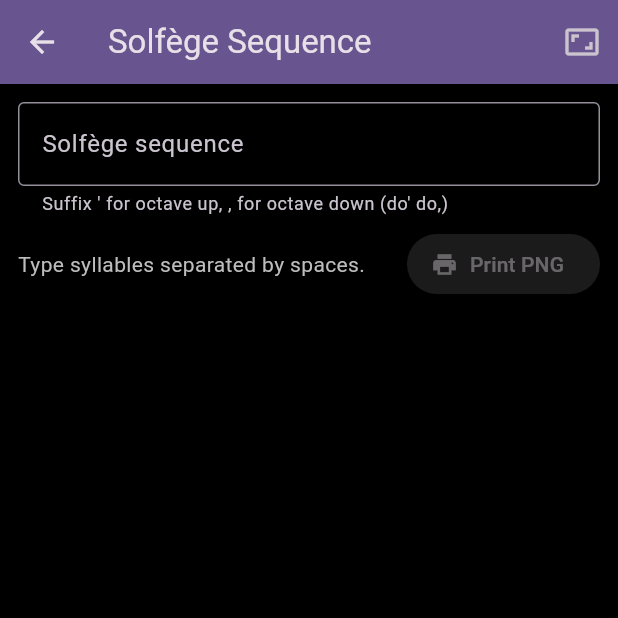
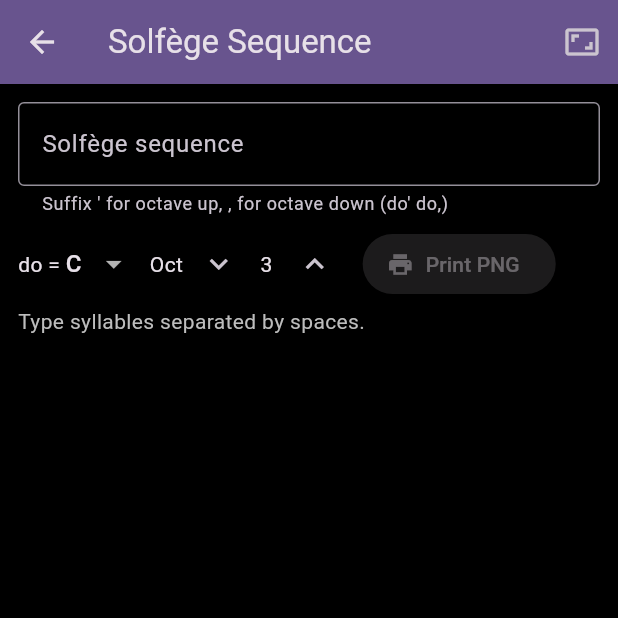
Before and after one commit to quocketman/holistic_ear_training_suite, a Flutter app: the SolfegeSequenceScreen screen opened directly, on a phone screen of 412 x 824 dp, the top half of it. Run offline on Flutter 3.47's test engine with Material 3 defaults, Android fonts, the phone set to English and light mode, and no system bars; our stand-ins replace flutter_svg, hive_flutter, just_audio, web; missing offline and left inert: dart:js_interop, flutter_soloud; accounts and stored records are empty.

Commit message:
Make sequence tokens tappable + add key/octave controls
Tokens in the solfège sequence canvas are now tap-to-play. SolfegeHexToken
gained onTapDown/onTapUp callbacks with the same scale animation as
ToneToken; the canvas threads them to the screen, which calls
AudioService.noteOn / NoteHandle.release using AudioService.globalSynthParams
so the synth settings configured on the Sound Design page apply.

Each token's MIDI is computed as `tonic + chromaticOffset + octave * 12`,
treating the typed syllable as a chromatic step from the user-selected
"do". A controls row beneath the input adds a "do = C…B" dropdown and a
MIDI-controller-style octave -/+ stepper, both bound to
MusicalState.currentTonic.

```diff
--- a/lib/screens/solfege_sequence_screen.dart
+++ b/lib/screens/solfege_sequence_screen.dart
@@ -1,5 +1,9 @@
 import 'package:flutter/material.dart';
+import 'package:provider/provider.dart';
 
+import '../models/enums.dart';
+import '../models/musical_state.dart';
+import '../services/audio_service.dart';
 import '../services/png_export.dart';
 import '../utils/solfege_parser.dart';
 import '../widgets/solfege_sequence_canvas.dart';
@@ -14,6 +18,8 @@ class SolfegeSequenceScreen extends StatefulWidget {
 class _SolfegeSequenceScreenState extends State<SolfegeSequenceScreen> {
   final _controller = TextEditingController();
   final _canvasKey = GlobalKey();
+  final AudioService _audioService = AudioService();
+  final Map<int, NoteHandle> _activeNotes = {};
 
   SolfegeParseResult _parsed = const SolfegeParseResult(
     notes: [],
@@ -24,8 +30,50 @@ class _SolfegeSequenceScreenState extends State<SolfegeSequenceScreen> {
 
   @override
   void dispose() {
+    for (final h in _activeNotes.values) {
+      h.release();
+    }
+    _activeNotes.clear();
+    _audioService.dispose();
     _controller.dispose();
     super.dispose();
+  }
+
+  int _midiForNote(SolfegeNote note, int tonic) =>
+      tonic + note.chromaticOffset + note.octave * 12;
+
+  Future<void> _onNoteDown(int index) async {
+    if (index < 0 || index >= _parsed.notes.length) return;
+    final tonic = context.read<MusicalState>().currentTonic;
+    final midi = _midiForNote(_parsed.notes[index], tonic);
+    if (midi < 0 || midi > 127) return;
+    final handle = await _audioService.noteOn(
+      midi,
+      params: AudioService.globalSynthParams,
+    );
+    if (handle != null) {
+      _activeNotes[index]?.release();
+      _activeNotes[index] = handle;
+    }
+  }
+
+  void _onNoteUp(int index) {
+    final handle = _activeNotes.remove(index);
+    handle?.release();
+  }
+
+  void _setTonicPitchClass(PitchClass pc) {
+    final state = context.read<MusicalState>();
+    final currentOctave = (state.currentTonic ~/ 12) - 1;
+    final newTonic = pc.value + (currentOctave + 1) * 12;
+    state.currentTonic = newTonic.clamp(0, 127);
+  }
+
+  void _shiftOctave(int delta) {
+    final state = context.read<MusicalState>();
+    final next = state.currentTonic + delta * 12;
+    if (next < 0 || next > 127) return;
+    state.currentTonic = next;
   }
 
   void _onInputChanged(String value) {
@@ -118,31 +166,15 @@ class _SolfegeSequenceScreenState extends State<SolfegeSequenceScreen> {
                   textInputAction: TextInputAction.done,
                 ),
                 const SizedBox(height: 8),
-                Row(
-                  children: [
-                    Expanded(
-                      child: Text(
+                _buildControlsRow(),
+                const SizedBox(height: 4),
+                Text(
                   _statusLine(),
                   style: TextStyle(
                     color: _parsed.unrecognized.isNotEmpty
                         ? Colors.redAccent
                         : Colors.grey[400],
                   ),
-                      ),
-                    ),
-                    FilledButton.icon(
-                      onPressed:
-                          _parsed.notes.isEmpty || _exporting ? null : _print,
-                      icon: _exporting
-                          ? const SizedBox(
-                              width: 16,
-                              height: 16,
-                              child: CircularProgressIndicator(strokeWidth: 2),
-                            )
-                          : const Icon(Icons.print),
-                      label: const Text('Print PNG'),
-                    ),
-                  ],
                 ),
               ],
             ),
@@ -159,6 +191,8 @@ class _SolfegeSequenceScreenState extends State<SolfegeSequenceScreen> {
                     child: SolfegeSequenceCanvas(
                       notes: _parsed.notes,
                       layout: layout,
+                      onNoteDown: _onNoteDown,
+                      onNoteUp: _onNoteUp,
                     ),
                   ),
                 ),
@@ -167,6 +201,87 @@ class _SolfegeSequenceScreenState extends State<SolfegeSequenceScreen> {
           ),
         ],
       ),
+    );
+  }
+
+  Widget _buildControlsRow() {
+    return Consumer<MusicalState>(
+      builder: (context, state, _) {
+        final pc = state.currentTonicPitchClass;
+        final octave = (state.currentTonic ~/ 12) - 1;
+        return Wrap(
+          spacing: 12,
+          runSpacing: 8,
+          crossAxisAlignment: WrapCrossAlignment.center,
+          children: [
+            _keyDropdown(pc),
+            _octaveStepper(octave),
+            FilledButton.icon(
+              onPressed:
+                  _parsed.notes.isEmpty || _exporting ? null : _print,
+              icon: _exporting
+                  ? const SizedBox(
+                      width: 16,
+                      height: 16,
+                      child: CircularProgressIndicator(strokeWidth: 2),
+                    )
+                  : const Icon(Icons.print),
+              label: const Text('Print PNG'),
+            ),
+          ],
+        );
+      },
+    );
+  }
+
+  Widget _keyDropdown(PitchClass pc) {
+    return Row(
+      mainAxisSize: MainAxisSize.min,
+      children: [
+        const Text('do = ', style: TextStyle(fontSize: 14)),
+        DropdownButton<PitchClass>(
+          value: pc,
+          underline: const SizedBox.shrink(),
+          items: PitchClass.values
+              .map((p) => DropdownMenuItem(
+                    value: p,
+                    child: Text(p.displayName),
+                  ))
+              .toList(),
+          onChanged: (v) {
+            if (v != null) _setTonicPitchClass(v);
+          },
+        ),
+      ],
+    );
+  }
+
+  Widget _octaveStepper(int octave) {
+    return Row(
+      mainAxisSize: MainAxisSize.min,
+      children: [
+        const Text('Oct ', style: TextStyle(fontSize: 14)),
+        IconButton(
+          tooltip: 'Octave down',
+          icon: const Icon(Icons.keyboard_arrow_down),
+          onPressed: () => _shiftOctave(-1),
+          visualDensity: VisualDensity.compact,
+        ),
+        SizedBox(
+          width: 24,
+          child: Text(
+            '$octave',
+            textAlign: TextAlign.center,
+            style: const TextStyle(fontSize: 14),
+          ),
+        ),
+        IconButton(
+          tooltip: 'Octave up',
+          icon: const Icon(Icons.keyboard_arrow_up),
+          onPressed: () => _shiftOctave(1),
+          visualDensity: VisualDensity.compact,
+        ),
+      ],
     );
   }
 
--- a/lib/widgets/solfege_sequence_canvas.dart
+++ b/lib/widgets/solfege_sequence_canvas.dart
@@ -22,12 +22,16 @@ class SolfegeSequenceCanvas extends StatelessWidget {
   final List<SolfegeNote> notes;
   final CanvasLayout layout;
   final double tokenSize;
+  final void Function(int index)? onNoteDown;
+  final void Function(int index)? onNoteUp;
 
   const SolfegeSequenceCanvas({
     super.key,
     required this.notes,
     required this.layout,
     this.tokenSize = 80.0,
+    this.onNoteDown,
+    this.onNoteUp,
   });
 
   @override
@@ -63,6 +67,8 @@ class SolfegeSequenceCanvas extends StatelessWidget {
           chromaticOffset: n.chromaticOffset,
           size: tokenSize,
           orientation: HexagonOrientation.pointyTop,
+          onTapDown: onNoteDown == null ? null : () => onNoteDown!(i),
+          onTapUp: onNoteUp == null ? null : () => onNoteUp!(i),
         ),
       ));
     }
```
Also changed, not shown: lib/widgets/solfege_hex_token.dart (+67 -15 lines). Lines whose indentation alone changed are shown as unchanged.
